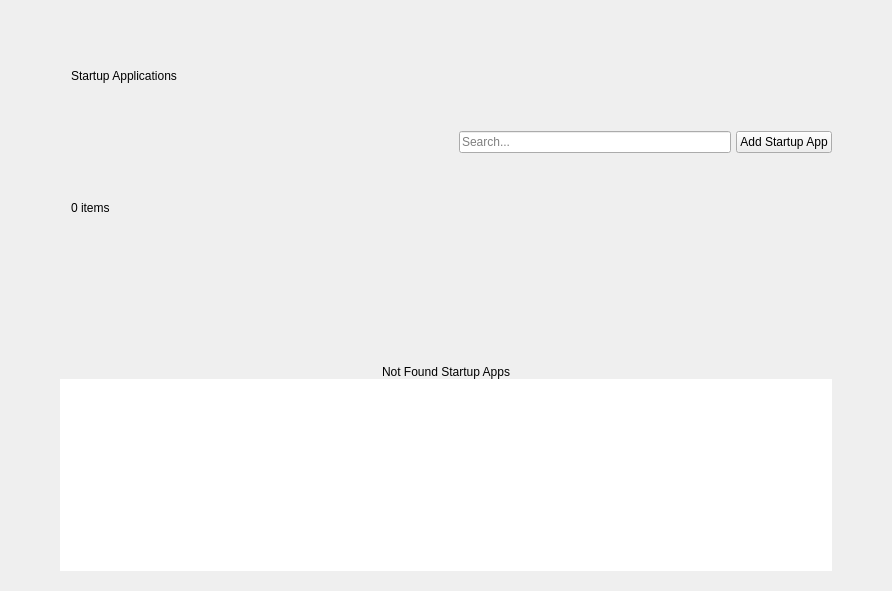
Above: shared/nexis/Pages/StartupApps/startup_apps_page.ui from s4solutionsllc/Nexis before the change. Below: the same form after it.
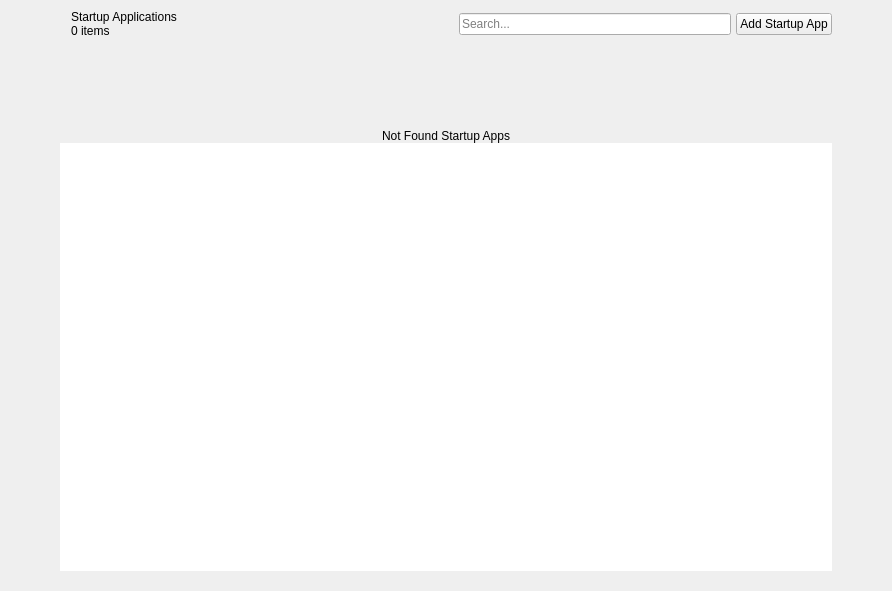
That is the form after the change.

Commit message:
fix(startup-apps): pin header row/accent size policy to prevent oversizing
sectionHeaderAccent had vsizetype="Expanding" and sectionHeaderRow had no
vertical size policy pin; Qt's grid layout could allocate extra vertical
space to the accent bar, making the whole header block grow beyond its DS §3
natural height. Mirror the Services page's pinning: sectionHeaderRow
Preferred×Fixed, sectionHeaderAccent Fixed×Preferred.

Adds startup_apps_{dark,light}.png reference baselines.

NEX-13738, SSO-14304

The edit to the form file:
```diff
--- a/shared/nexis/Pages/StartupApps/startup_apps_page.ui
+++ b/shared/nexis/Pages/StartupApps/startup_apps_page.ui
@@ -106,6 +106,12 @@
       </item>
       <item row="0" column="0" alignment="Qt::AlignLeft">
        <widget class="QWidget" name="sectionHeaderRow" native="true">
+        <property name="sizePolicy">
+         <sizepolicy hsizetype="Preferred" vsizetype="Fixed">
+          <horstretch>0</horstretch>
+          <verstretch>0</verstretch>
+         </sizepolicy>
+        </property>
         <layout class="QHBoxLayout" name="sectionHeaderRowLayout">
          <property name="leftMargin">
           <number>0</number>
@@ -125,7 +131,7 @@
          <item>
           <widget class="QFrame" name="sectionHeaderAccent">
            <property name="sizePolicy">
-            <sizepolicy hsizetype="Fixed" vsizetype="Expanding">
+            <sizepolicy hsizetype="Fixed" vsizetype="Preferred">
              <horstretch>0</horstretch>
              <verstretch>0</verstretch>
             </sizepolicy>
```
The commit also changes 3 other files.
